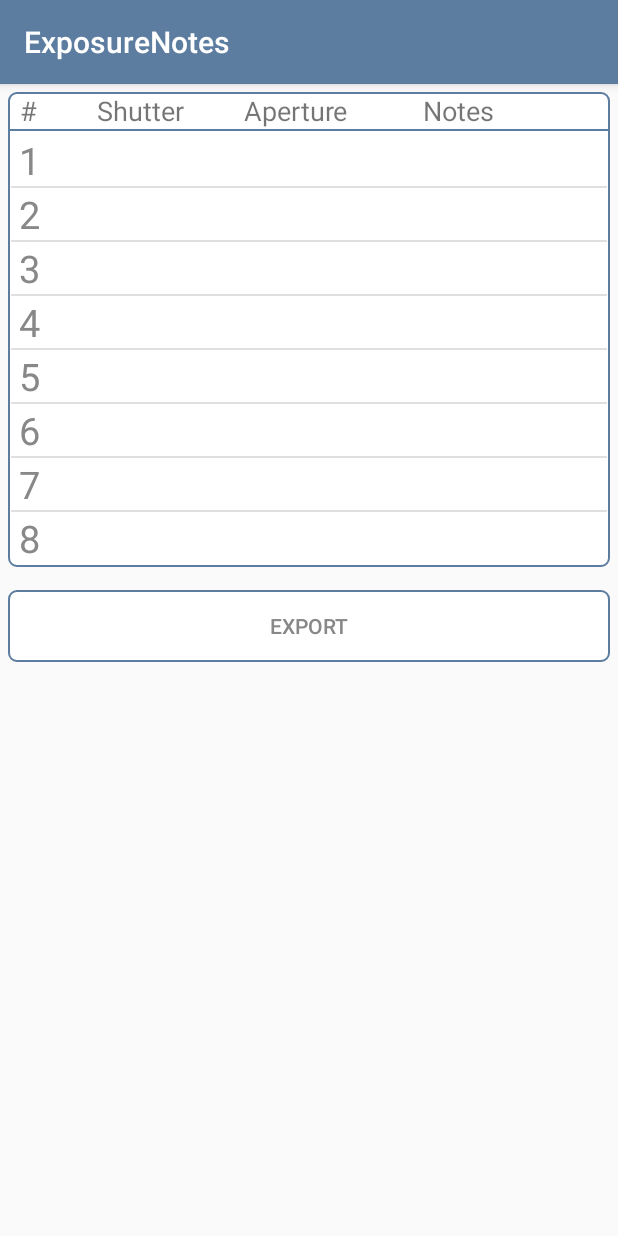
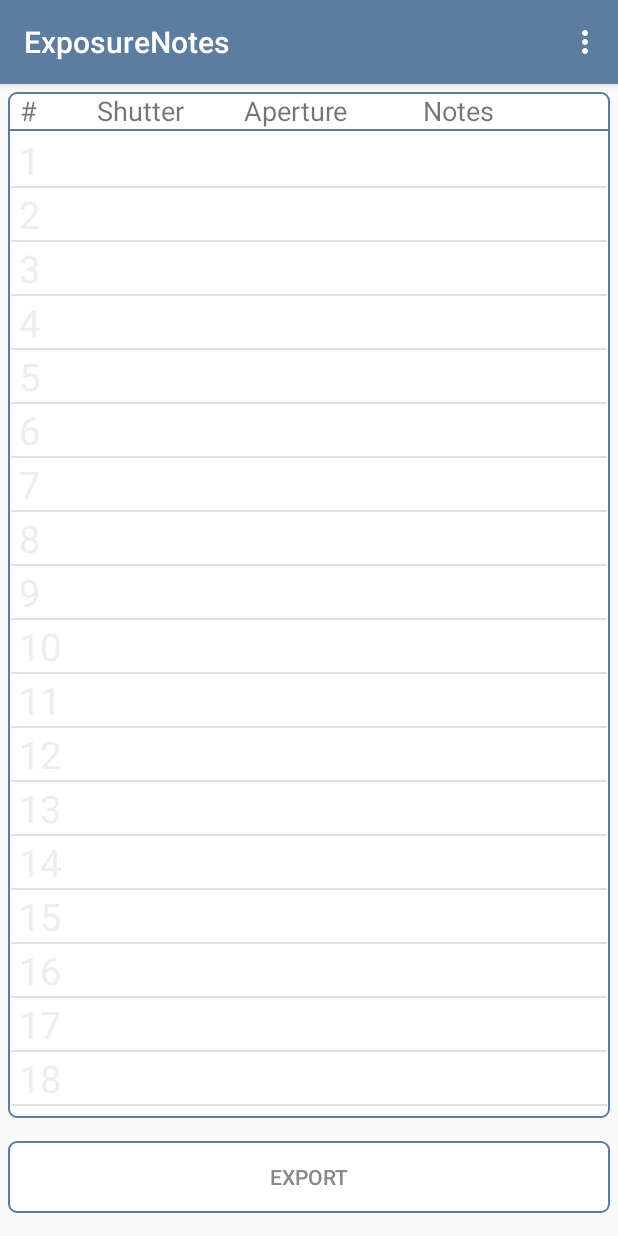
Before and after one commit to rottenb/ExposureNotes, an Android app: the screen it shows after launch (MainActivity), on a phone screen of 412 x 824 dp. Run offline under Robolectric (Android 15) with nearby library versions, the phone set to English and light mode, and no system bars.

Commit message:
many features added and improved

```diff
--- a/app/src/main/java/com/brianmk/exposurenotes/ExportDialog.java
+++ b/app/src/main/java/com/brianmk/exposurenotes/ExportDialog.java
@@ -35,9 +35,9 @@ public class ExportDialog extends DialogFragment {
         filenameText.setText(filename);
 
         // Export method
-        Spinner methodSpinner = content.findViewById(R.id.export_method);
+        Spinner methodSpinner = content.findViewById(R.id.default_spinner);
         ArrayAdapter<CharSequence> activityAdapter = ArrayAdapter.createFromResource(content.getContext(),
-                R.array.export_methods, R.layout.export_method_spinner_item);
+                R.array.export_methods, R.layout.default_spinner_item);
         activityAdapter.setDropDownViewResource(android.R.layout.simple_spinner_dropdown_item);
         methodSpinner.setAdapter(activityAdapter);
         methodSpinner.setSelection(0);
--- a/app/src/main/java/com/brianmk/exposurenotes/FilmSettingsDialog.java
+++ b/app/src/main/java/com/brianmk/exposurenotes/FilmSettingsDialog.java
@@ -33,7 +33,7 @@ public class FilmSettingsDialog extends DialogFragment {
                 String f = ((EditText) content.findViewById(R.id.film_type)).getText().toString();
                 String i = ((EditText) content.findViewById(R.id.iso_value)).getText().toString();
                 String d = ((EditText) content.findViewById(R.id.dev_value)).getText().toString();
-                ((MainActivity)getActivity()).setFilmData(c, l, f, i, d);
+               // ((MainActivity)getActivity()).setFilmData(c, l, f, i, d);
                 dismiss();
             }
         });
--- a/app/src/main/java/com/brianmk/exposurenotes/FrameArrayAdapter.java
+++ b/app/src/main/java/com/brianmk/exposurenotes/FrameArrayAdapter.java
@@ -2,6 +2,8 @@ package com.brianmk.exposurenotes;
 
 import android.content.Context;
 import android.support.annotation.NonNull;
+import android.support.v4.content.ContextCompat;
+import android.util.Log;
 import android.view.LayoutInflater;
 import android.view.View;
 import android.view.ViewGroup;
@@ -19,8 +21,8 @@ public class FrameArrayAdapter extends ArrayAdapter<FrameData> {
     }
 
     @Override
-    public @NonNull View getView(int position, View view, @NonNull ViewGroup parent) {
-        FrameData frame = getItem(position);
+    public @NonNull View getView(int pos, View view, @NonNull ViewGroup parent) {
+        FrameData frame = getItem(pos);
 
         if (view == null) {
             view = LayoutInflater.from(getContext()).inflate(R.layout.frame_list_item,
@@ -29,17 +31,23 @@ public class FrameArrayAdapter extends ArrayAdapter<FrameData> {
 
         // Populate the list view with information
         if (frame != null) {
-            TextView itemView = view.findViewById(R.id.number);
-            itemView.setText(String.format(Locale.getDefault(), "%d", position + 1));
+            TextView frameNumberView = view.findViewById(R.id.number);
+            if ((frame.getShutterIdx() > 0) && (frame.getApertureIdx() > 0)) {
+                frameNumberView.setTextColor(ContextCompat.getColor(getContext(), R.color.dark_grey));
+                ((TextView) view.findViewById(R.id.number)).setText(String.format(Locale.getDefault(), "%d", pos + 1));
+            } else {
+                frameNumberView.setTextColor(ContextCompat.getColor(getContext(), R.color.lighter_grey));
 
-            itemView = view.findViewById(R.id.shutter);
-            itemView.setText(frame.getShutter());
+                ((TextView) view.findViewById(R.id.number)).setText(String.format(Locale.getDefault(), "%d", pos + 1));
+            }
 
-            itemView = view.findViewById(R.id.aperture);
-            itemView.setText(frame.getAperture());
+            ((TextView) view.findViewById(R.id.shutter)).setText(frame.getShutter());
+            ((TextView) view.findViewById(R.id.aperture)).setText(frame.getAperture());
+            ((TextView) view.findViewById(R.id.notes)).setText(frame.getNotes());
 
-            itemView = view.findViewById(R.id.notes);
-            itemView.setText(frame.getNotes());
+
+        } else {
+            Log.d(LOG_TAG, "frame #" + pos + " is null.");
         }
 
         return view;
--- a/app/src/main/java/com/brianmk/exposurenotes/FrameData.java
+++ b/app/src/main/java/com/brianmk/exposurenotes/FrameData.java
@@ -2,7 +2,6 @@ package com.brianmk.exposurenotes;
 
 public class FrameData {
     private static final String LOG_TAG = FrameData.class.getSimpleName();
-
 
     private String[] shutters = {   "",
                                     "1/500s",
--- a/app/src/main/java/com/brianmk/exposurenotes/MainActivity.java
+++ b/app/src/main/java/com/brianmk/exposurenotes/MainActivity.java
@@ -7,12 +7,13 @@ import android.content.pm.PackageManager;
 import android.os.Bundle;
 import android.support.v4.app.ActivityCompat;
 import android.support.v7.app.AppCompatActivity;
+import android.support.v7.widget.Toolbar;
 import android.util.Log;
+import android.view.Menu;
 import android.view.View;
 import android.widget.AdapterView;
 import android.widget.Button;
 import android.widget.ListView;
-import android.widget.TextView;
 import android.widget.Toast;
 
 import org.json.JSONObject;
@@ -31,14 +32,12 @@ public class MainActivity extends AppCompatActivity {
     private volatile List<FrameData> frameDataList;
     private FrameArrayAdapter frameArrayAdapter;
 
-
     // Storage Permissions
     private static final int REQUEST_EXTERNAL_STORAGE = 1;
     private static String[] PERMISSIONS_STORAGE = {
             Manifest.permission.READ_EXTERNAL_STORAGE,
             Manifest.permission.WRITE_EXTERNAL_STORAGE
     };
-
 
     @Override
     protected void onCreate(Bundle savedInstanceState) {
@@ -48,24 +47,17 @@ public class MainActivity extends AppCompatActivity {
         // Check that we have permission to read/write on the filesystem
         verifyStoragePermissions(this);
 
-        int frameCount = 8; // 120 6x9
+        Toolbar myToolbar = findViewById(R.id.toolbar);
+        setSupportActionBar(myToolbar);
+
+        int frameCount = 36; // 120 6x9
 
         // Create a list of blank exposure information
         frameDataList = new LinkedList<>();
         for (int i = 0; i < frameCount; i++) {
             frameDataList.add(new FrameData());
         }
-/*
-        // Test data
-        frameDataList.add(new FrameData(1, 3, "dogs"));
-        frameDataList.add(new FrameData(2, 2, "poop"));
-        frameDataList.add(new FrameData(3, 6, "plane"));
-        frameDataList.add(new FrameData(5, 4, "lake"));
-        frameDataList.add(new FrameData(6, 5, "mountains"));
-        frameDataList.add(new FrameData(3, 4, "Davey"));
-        frameDataList.add(new FrameData(2, 1, "Missy"));
-        frameDataList.add(new FrameData(1, 4, "more dogs"));
-*/
+
         // Create an adapter with the list data, attach that to the list view
         frameArrayAdapter = new FrameArrayAdapter(this, frameDataList);
         ListView frameListView = findViewById(R.id.frame_list);
@@ -100,27 +92,15 @@ public class MainActivity extends AppCompatActivity {
                 exportDialog.show(getFragmentManager(), null);
             }
         });
+    } // mainActivity
 
-        /*
-        // Camera settings
-        View filmSettingsView = findViewById(R.id.film_settings);
-        filmSettingsView.setOnClickListener(new AdapterView.OnClickListener() {
-            @Override
-            public void onClick(View view) {
-                DialogFragment filmSetDialog = new FilmSettingsDialog();
 
-                Bundle args = new Bundle();
-                args.putString("camera", ((TextView) findViewById(R.id.camera)).getText().toString());
-                args.putString("lens", ((TextView) findViewById(R.id.lens)).getText().toString());
-                args.putString("film", ((TextView) findViewById(R.id.film)).getText().toString());
-                args.putString("iso", ((TextView) findViewById(R.id.iso)).getText().toString());
-                args.putString("dev", ((TextView) findViewById(R.id.dev)).getText().toString());
-
-                filmSetDialog.setArguments(args);
-                filmSetDialog.show(getFragmentManager(), null);
-            }
-        }); */
-    }
+    @Override
+    public boolean onCreateOptionsMenu(Menu menu) {
+        // Inflate the menu; this adds items to the action bar if it is present.
+        getMenuInflater().inflate(R.menu.main_menu, menu);
+        return true;
+    } // onCreateOptionsMenu()
 
     public void setSingleFrameData(int pos, int t, int a, String n) {
         frameDataList.get(pos).setShutter(t);
@@ -148,15 +128,15 @@ public class MainActivity extends AppCompatActivity {
         }
     }
 
-    public void setFilmData(String c, String l, String f, String i, String d) {
+    public void setCamera() {
 
-        ((TextView) findViewById(R.id.camera_type)).setText(c);
-        ((TextView) findViewById(R.id.lens_type)).setText(l);
-        ((TextView) findViewById(R.id.film_type)).setText(f);
-        ((TextView) findViewById(R.id.iso_value)).setText(i);
-        ((TextView) findViewById(R.id.dev_value)).setText(d);
     }
 
+    public void setFilm() {
+
+    }
+
+    // Check that the correct permissions are enabled, ask to enable if not
     public static void verifyStoragePermissions(Activity activity) {
         // Check if we have write permission
         int permission = ActivityCompat.checkSelfPermission(activity, Manifest.permission.WRITE_EXTERNAL_STORAGE);
--- a/app/src/main/res/layout/activity_main.xml
+++ b/app/src/main/res/layout/activity_main.xml
@@ -1,15 +1,22 @@
 <?xml version="1.0" encoding="utf-8"?>
-<android.support.constraint.ConstraintLayout
+<LinearLayout
     xmlns:android="http://schemas.android.com/apk/res/android"
     xmlns:tools="http://schemas.android.com/tools"
+    xmlns:app="http://schemas.android.com/apk/res-auto"
     android:layout_width="match_parent"
     android:layout_height="match_parent"
+    android:orientation="vertical"
+    android:fitsSystemWindows="false"
     tools:context=".MainActivity">
 
-    <LinearLayout
+    <android.support.v7.widget.Toolbar
+        android:id="@+id/toolbar"
         android:layout_width="match_parent"
-        android:layout_height="wrap_content"
-        android:orientation="vertical">
+        android:layout_height="?attr/actionBarSize"
+        android:background="@color/colorPrimary"
+        android:elevation="4dp"
+        android:theme="@style/ThemeOverlay.AppCompat.Dark.ActionBar"
+        app:popupTheme="@style/ThemeOverlay.AppCompat.Light"/>
 
         <!-- Camera And Film Notes -->
         <!--
@@ -189,9 +196,5 @@
                 android:textColor="@color/dark_grey"
                 android:text="@string/export_button"/>
         </LinearLayout>
-
     </LinearLayout>
-
 </LinearLayout>
-
-</android.support.constraint.ConstraintLayout>
--- a/app/src/main/res/layout/export_dialog.xml
+++ b/app/src/main/res/layout/export_dialog.xml
@@ -12,12 +12,14 @@
         android:layout_margin="5dp"
         android:orientation="vertical"
         android:background="@drawable/border">
+
         <EditText
             android:id="@+id/export_filename"
             android:layout_width="match_parent"
             android:layout_height="wrap_content"
             android:inputType="textCapWords"
             android:hint="@string/export_filename"/>
+        <!--
         <RelativeLayout
             android:layout_width="match_parent"
             android:layout_height="wrap_content"
@@ -39,6 +41,8 @@
                 android:src="@drawable/drop"
                 android:contentDescription="@string/spinner_drop"/>
         </RelativeLayout>
+        -->
+        <include layout="@layout/default_spinner"/>
     </LinearLayout>
 
     <LinearLayout
--- /dev/null
+++ b/app/src/main/res/menu/main_menu.xml
@@ -0,0 +1,41 @@
+<menu xmlns:android="http://schemas.android.com/apk/res/android"
+    xmlns:tools="http://schemas.android.com/tools"
+    tools:context="com.brianmk.simplecheck_in.MainActivity">
+
+    <group android:id="@+id/menu_group_user">
+        <item
+            android:id="@+id/main_menu_camera"
+            android:orderInCategory="100"
+            android:title="@string/camera_settings"/>
+
+        <item
+            android:id="@+id/main_menu_film"
+            android:orderInCategory="200"
+            android:title="@string/film_settings"/>
+
+        <item
+            android:id="@+id/main_menu_clear_roll"
+            android:orderInCategory="300"
+            android:title="@string/clear_roll"/>
+
+        <!--
+        <item
+            android:orderInCategory="200"
+            android:titleCondensed="Areas"
+            android:title="USer"
+            android:enabled="true">
+            <menu
+                android:id="@+id/main_menu_sort">
+                <item
+                    android:id="@+id/sort_title"
+                    android:title="poop"/>
+                <item
+                    android:id="@+id/sort_activity"
+                    android:title="pee"/>
+            </menu>
+        </item>
+        -->
+    </group>
+
+
+</menu>
--- a/app/src/main/res/values/strings.xml
+++ b/app/src/main/res/values/strings.xml
@@ -1,22 +1,8 @@
 <resources>
     <!-- APP STUFF -->
     <string name="app_name">ExposureNotes</string>
-    <string name="spinner_drop"></string>
+    <string name="spinner_drop"> </string>
 
-    <!-- Film Info -->
-    <string name="film_header">FILM:</string>
-    <string name="iso_header">ISO:</string>
-    <string name="dev_header">DEV:</string>
-
-    <string name="film_type">Ilford HP5+</string>
-    <string name="iso_value">400</string>
-    <string name="dev_value">0</string>
-
-    <!-- Camera And Lens Info -->
-    <string name="camera_header">CAMERA:</string>
-    <string name="camera_type">Fuji GW690ii</string>
-    <string name="lens_header">LENS:</string>
-    <string name="lens_type">EBC Fujinon 90mm f/3.5</string>
 
     <!-- Export Dialog -->
     <string name="export_filename">DD-MM-YYY FILM.json</string>
@@ -25,6 +11,39 @@
         <item>DropBox</item>
         <item>Local Storage</item>
     </string-array>
+
+    <!-- Camera Settings -->
+    <string name="camera_settings">Camera Settings</string>
+    <string name="camera_header">Camera:</string>
+    <string name="camera_type">Fuji GW690ii</string>
+    <string name="lens_header">Lens:</string>
+    <string name="lens_type">EBC Fujinon 90mm f/3.5</string>
+    <string name="format_header">Frame Ratio:</string>
+    <string name="format_type">6x9 (120)</string>
+
+    <string-array name="format_types">
+        <item>35mm</item>
+        <item>645 (120)</item>
+        <item>6x6 (120)</item>
+        <item>6x7 (120)</item>
+        <item>6x8 (120)</item>
+        <item>6x9 (120)</item>
+        <item>4x5</item>
+        <item>8x10</item>
+        <item>Other</item>
+    </string-array>
+
+    <!-- Film Info -->
+    <string name="film_header">Film:</string>
+    <string name="iso_header">ISO:</string>
+    <string name="dev_header">Dev:</string>
+    <string name="film_size_header">Film Size:</string>
+    <string name="film_size">120</string>
+    <string name="film_type">Ilford HP5+</string>
+    <string name="iso_value">400</string>
+    <string name="dev_value">0</string>
+    <string name="film_settings">Film Settings</string>
+    <string name="clear_roll">Clear Frame List</string>
 
     <!-- Frame Notes -->
     <string name="frame_num_header">#</string>
@@ -36,10 +55,12 @@
     <string name="aperture_hint">f/3.5</string>
     <string name="notes_hint">dogs</string>
 
+    <!-- Button Text -->
     <string name="ok_button">OK</string>
     <string name="export_button">Export</string>
     <string name="cancel_button">Cancel</string>
     <string name="clear_button">Clear</string>
+    <string name="save_button">Save</string>
 
     <string-array name="shutter_speeds">
         <item>- none -</item>
--- a/app/src/main/res/values/styles.xml
+++ b/app/src/main/res/values/styles.xml
@@ -1,7 +1,7 @@
 <resources>
 
     <!-- Base application theme. -->
-    <style name="AppTheme" parent="Theme.AppCompat.Light.DarkActionBar">
+    <style name="AppTheme" parent="Theme.AppCompat.Light.NoActionBar">
         <!-- Customize your theme here. -->
         <item name="colorPrimary">@color/colorPrimary</item>
         <item name="colorPrimaryDark">@color/colorPrimaryDark</item>
```
Also changed, not shown: app/src/main/java/com/brianmk/exposurenotes/CameraData.java (added, +24 -0 lines), app/src/main/java/com/brianmk/exposurenotes/FilmData.java (+1 -12 lines), app/src/main/res/layout/camera_settings_dialog.xml (added, +106 -0 lines), app/src/main/res/layout/default_spinner.xml (added, +23 -0 lines), app/src/main/res/layout/export_method_spinner_item.xml (deleted, +0 -14 lines), app/src/main/res/layout/film_settings_dialog.xml (+0 -48 lines). Lines whose indentation alone changed are shown as unchanged.
